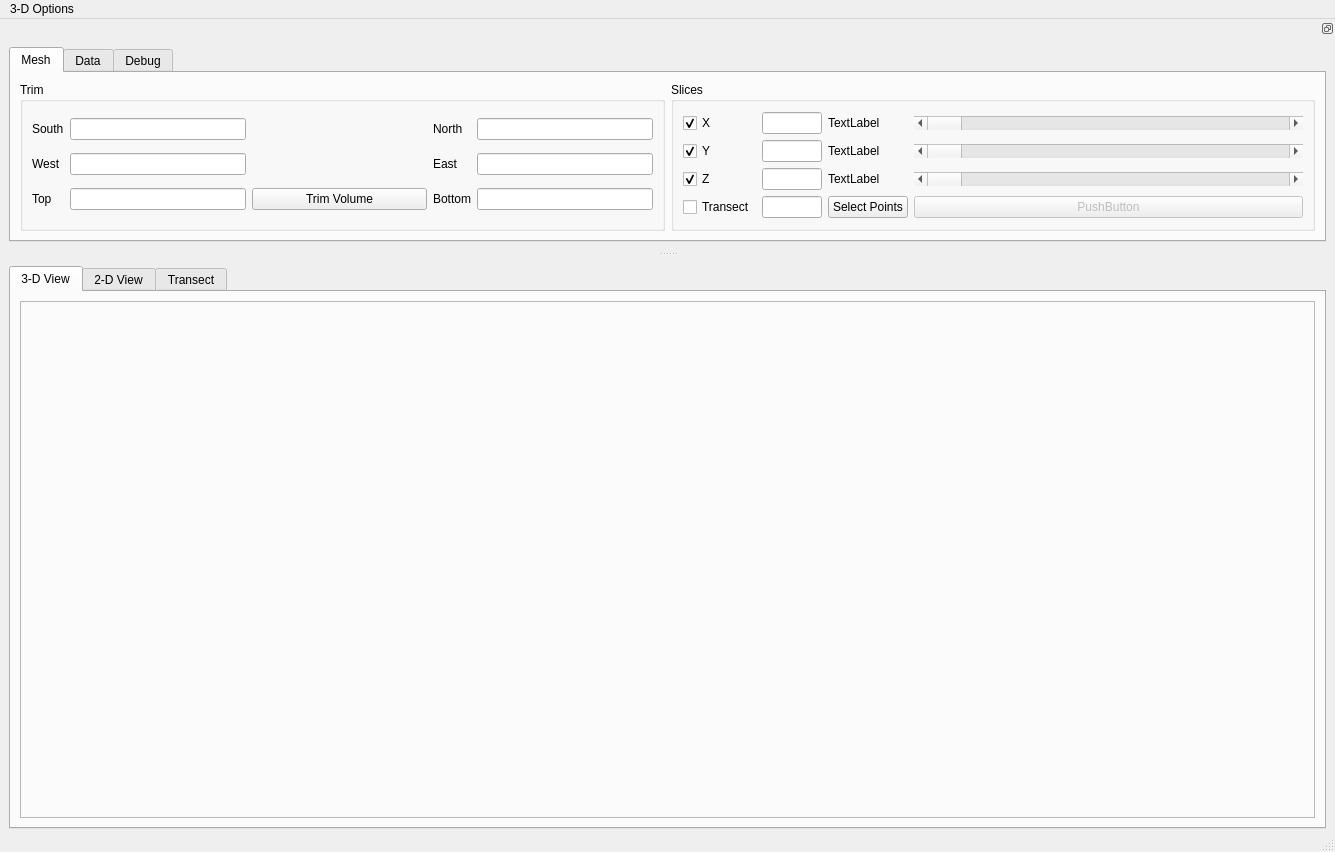
Qt form pyMT/ModelGUI/model_viewer.ui (eroots/pyMT) before a commit.
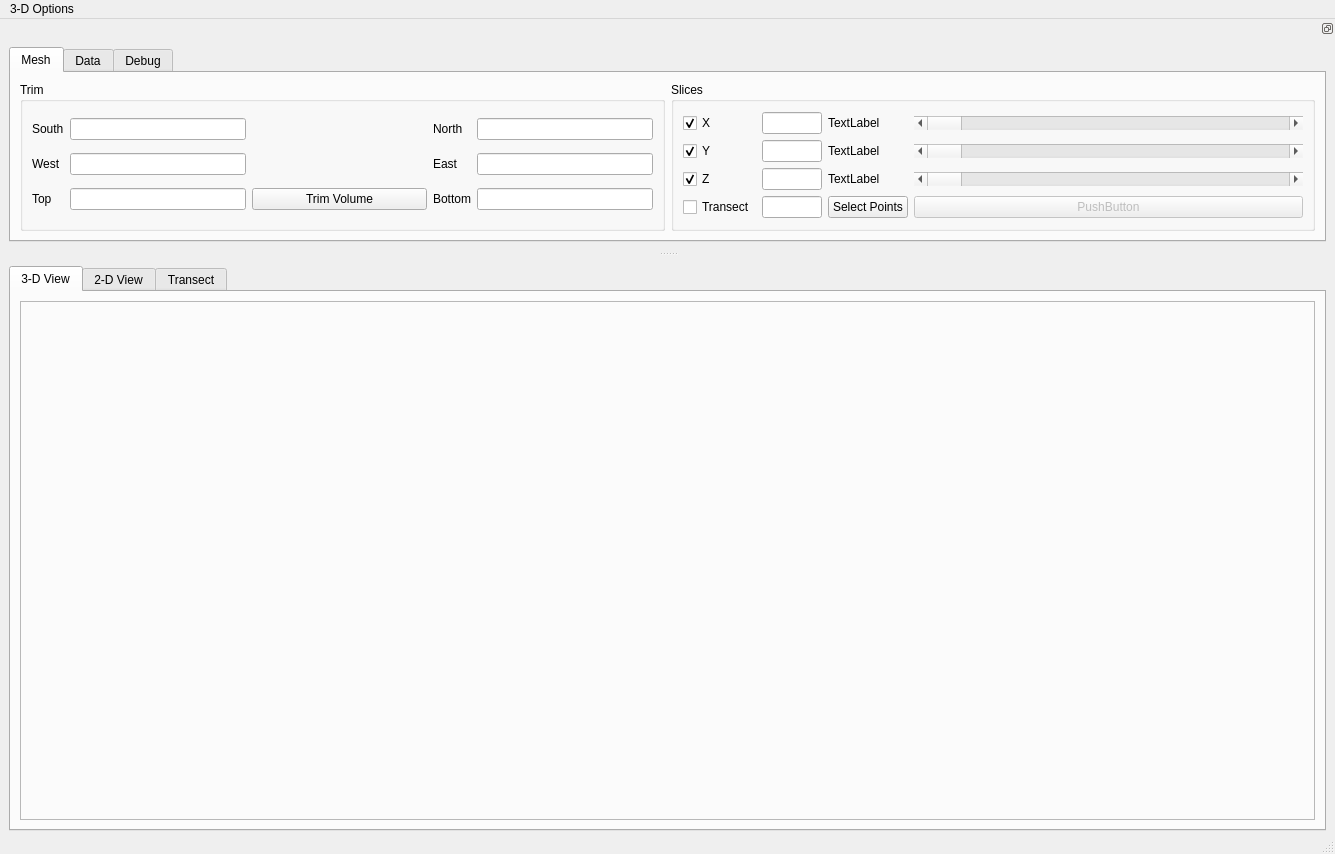
The same form after that commit. The open tabs and pages were chosen to show the change.

The edit to the form file:
```diff
--- a/pyMT/ModelGUI/model_viewer.ui
+++ b/pyMT/ModelGUI/model_viewer.ui
@@ -7,7 +7,7 @@
     <x>0</x>
     <y>0</y>
     <width>1335</width>
-    <height>852</height>
+    <height>854</height>
    </rect>
   </property>
   <property name="windowTitle">
```
Left out of the diff: 2 changed lines with no effect on the pictures.
